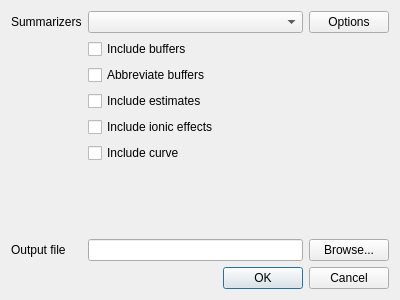
Qt form src/ui/summarizedialog.ui (echmet/AnglerFish) before a commit.
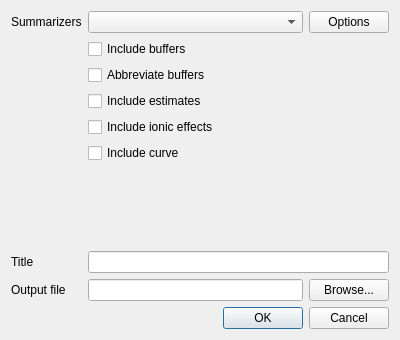
The same form after that commit.

Commit message: Add optional title for the summary

The edit to the form file:
```diff
--- a/src/ui/summarizedialog.ui
+++ b/src/ui/summarizedialog.ui
@@ -7,7 +7,7 @@
     <x>0</x>
     <y>0</y>
     <width>400</width>
-    <height>300</height>
+    <height>340</height>
    </rect>
   </property>
   <property name="windowTitle">
@@ -72,7 +72,7 @@
        </property>
       </widget>
      </item>
-     <item row="7" column="1">
+     <item row="8" column="1">
       <layout class="QHBoxLayout" name="horizontalLayout_2">
        <item>
         <widget class="QLineEdit" name="qle_outputFile"/>
@@ -86,7 +86,7 @@
        </item>
       </layout>
      </item>
-     <item row="7" column="0">
+     <item row="8" column="0">
       <widget class="QLabel" name="ql_outputFile">
        <property name="text">
         <string>Output file</string>
@@ -113,6 +113,16 @@
        </property>
       </widget>
      </item>
+     <item row="7" column="0">
+      <widget class="QLabel" name="ql_title">
+       <property name="text">
+        <string>Title</string>
+       </property>
+      </widget>
+     </item>
+     <item row="7" column="1">
+      <widget class="QLineEdit" name="qle_title"/>
+     </item>
     </layout>
    </item>
    <item>
```
The commit also changes 4 other files.
